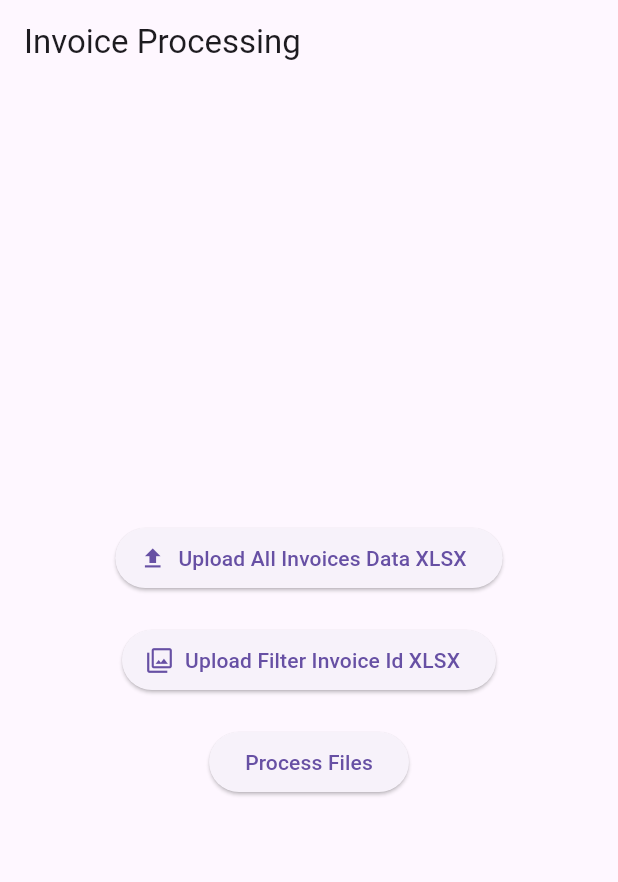
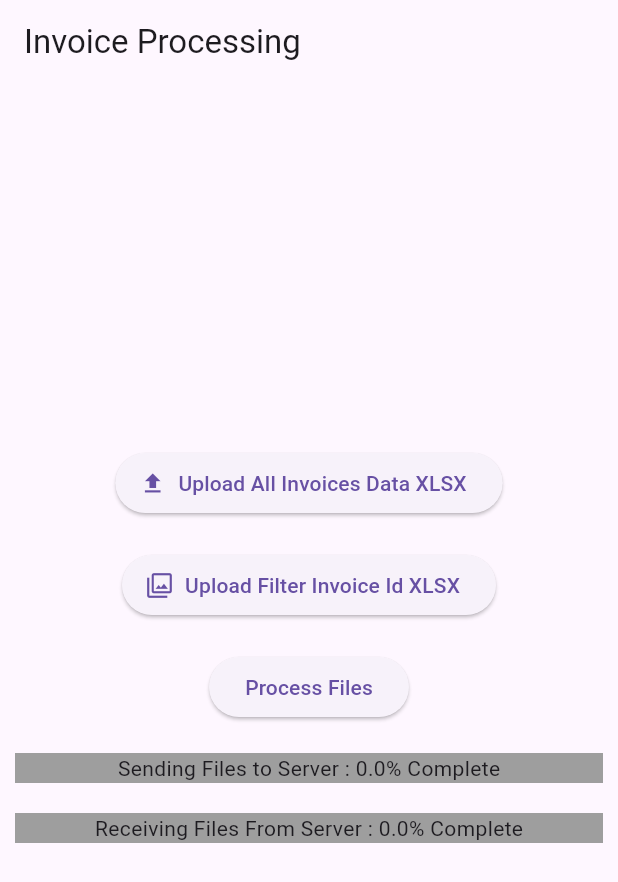
Before and after one commit to globistaan/globistaan.github.io, a Flutter app: the screen it shows after launch, after a tap on "Process Files", on a phone screen of 412 x 824 dp. Shown: the top 882 px of the screen. Run offline on Flutter 3.47's test engine with Material 3 defaults, Android fonts, the phone set to English and light mode, and no system bars; drawn by our look-alikes of percent_indicator; our stand-ins replace dio, file_picker; missing offline and left inert: dart:html; network calls fail.

Commit message:
Project Commit

```diff
--- a/lib/widgets/file_upload_txt_button.dart
+++ b/lib/widgets/file_upload_txt_button.dart
@@ -6,12 +6,15 @@ class FileUploadWidget extends StatefulWidget {
   final String buttonText;
   final IconData icon;
   final FileUploadService fileUploadService;
+  final btnIndex;
 
   const FileUploadWidget({
     Key? key,
     required this.buttonText,
     required this.icon,
     required this.fileUploadService,
+    required this.btnIndex
+
   }) : super(key: key);
 
   @override
@@ -31,14 +34,18 @@ class _FileUploadWidgetState extends State<FileUploadWidget> {
         fileName = file.name;
         fileBytes = file.bytes;
       });
-      widget.fileUploadService.addFileData(FileData(fileName: fileName!, bytes: fileBytes!));
+      widget.fileUploadService.updateFileData(FileData(fileName: fileName!, bytes: fileBytes!), widget.btnIndex);
     }
   }
 
 
   @override
   Widget build(BuildContext context) {
-    return Column(
+    return Row(
+
+      mainAxisAlignment: MainAxisAlignment.center,
+      children: [
+        Column(
           children: [
             ElevatedButton.icon(
               onPressed: _selectFile,
@@ -46,7 +53,12 @@ class _FileUploadWidgetState extends State<FileUploadWidget> {
               label: Text(widget.buttonText),
             ),
             if (fileName != null) Text('Uploaded file: $fileName'),
+
+          ],
+        )
+
       ],
     );
+
   }
 }
--- a/lib/widgets/process_data_button.dart
+++ b/lib/widgets/process_data_button.dart
@@ -1,12 +1,20 @@
+import 'dart:async';
+
+import 'package:dio/dio.dart';
+import 'package:excelmap/fileupload_service.dart';
 import 'package:flutter/material.dart';
-import 'package:file_picker/file_picker.dart';
+import 'package:http_parser/http_parser.dart';
+import 'package:percent_indicator/percent_indicator.dart';
 import 'package:excelmap/fileupload_service.dart';
+
 class ProcessXlsxDataButton extends StatefulWidget {
   final FileUploadService fileUploadService;
+
 
   const ProcessXlsxDataButton({
     Key? key,
     required this.fileUploadService,
+
   }) : super(key: key);
 
   @override
@@ -15,35 +23,196 @@ class ProcessXlsxDataButton extends StatefulWidget {
 
 class _ProcessXlsxDataButtonState extends State<ProcessXlsxDataButton> {
   List<List<int>>? fileBytesList;
+  double uploadProgress = 0;
+  double downloadProgress = 0;
+  bool _isVisible = false;
+  Map<String, dynamic> data = {};
+  Map<String, String> readable_col_map = {
+    "request_id":"Request Id",
+    "input_data_file_name":"Data File Name",
+    "input_data_file_rows":"Row Count",
+    "input_data_file_columns":"Column Count",
+    "input_data_file_size":"File Size (kb)",
+    "input_filter_file_name":"Filter File Name",
+    "input_filter_file_rows":"Row Count",
+    "input_filter_file_columns":"Column Count",
+    "input_filter_file_size":"File Size (kb)",
+    "output_file_name":"Output File Name",
+    "output_file_rows":"Row Count",
+    "output_file_columns":"Column Count",
+    "output_file_size":"File Size (kb)",
+    "processing_time":"Processing Time (seconds)",
+    "status":"Status"
+  };
 
-  void _selectFiles() async {
-    FilePickerResult? result = await FilePicker.platform.pickFiles();
-
-    if (result != null && result.files.isNotEmpty) {
-      List<List<int>> tempFileBytesList = [];
-      for (PlatformFile file in result.files) {
-        tempFileBytesList.add(file.bytes!);
-      }
+  void _hideProgress() {
     setState(() {
-        fileBytesList = tempFileBytesList;
+      _isVisible = false;
     });
   }
+
+  void _showProgress() {
+    setState(() {
+      _isVisible = true;
+    });
   }
 
-  void _processData() async {
-    widget.fileUploadService.processFiles();
+  void _updateProgressUpload(double newProgress) {
+    setState(() {
+      uploadProgress = newProgress;
+    });
+  }
+
+  void _updateProgressDownload(double newProgress) {
+    setState(() {
+      downloadProgress = newProgress;
+    });
+  }
+
+  void _clearData() {
+
+    widget.fileUploadService.clearFileDataAll();
+  }
+  Future<void> _processData() async {
+    _showProgress();
+    setState(() {
+      uploadProgress = 0;
+    });
+    setState(() {
+      downloadProgress = 0;
+    });
+    Dio _dio = Dio();
+    FormData formData = FormData.fromMap(
+        widget.fileUploadService.fileDataList.asMap().map((index, fileData) {
+          return MapEntry(
+            'file${index + 1}',
+            MultipartFile.fromBytes(fileData.bytes,
+                filename: fileData.fileName,
+                contentType: MediaType('application',
+                    'vnd.openxmlformats-officedocument.spreadsheetml.sheet')),
+          );
+        }));
+
+    try {
+      _dio.options.headers['Accept'] = '*/*';
+      print(_dio.options.toString());
+      Response response = await _dio.post(
+        'https://d1qhawz9t6.execute-api.ap-south-1.amazonaws.com/dev/process-excel',
+        data: formData,
+        onSendProgress: (sent, total) {
+          if (total != -1) {
+            _updateProgressUpload((sent / total));
+          }
+        },
+        onReceiveProgress: (received, total) {
+          if (total != -1) {
+            _updateProgressDownload((received / total));
+          }
+        },
+      );
+       data = response.data['message'] as Map<String, dynamic>;
+
+
+      if (response.statusCode == 200) {
+        // Handle successful upload
+        print('Files uploaded successfully');
+        await widget.fileUploadService.saveAttachment(response);
+       // await Future.delayed(Duration(seconds: 2));
+      //  _hideProgress();
+      } else {
+        // Handle error
+        print('Files upload failed');
+      }
+    } catch (error) {
+      // Handle DioError here
+      if (error is DioError) {
+        final dioError = error as DioError;
+        if (dioError.type == DioErrorType.response) {
+          // Check for 502 status code
+          data = dioError.response?.data['message'] as Map<String, dynamic>;
+          if (dioError.response?.statusCode == 502) {
+            // Handle 502 Bad Gateway error gracefully
+            print(
+                'Error: Server received an invalid response from an upstream server.');
+            // Implement retry logic or show an error message to the user
+            return null; // Or handle the error differently based on your app's needs
+          }
+        }
+        // Handle other DioError types if needed
+      }
+    } finally {
+
+    }
   }
 
   @override
   Widget build(BuildContext context) {
     return Column(
       children: [
-
+        Row(
+          mainAxisAlignment: MainAxisAlignment.center,
+          children: [
             ElevatedButton(
               onPressed: _processData,
               child: Text('Process Files'),
+            )
+          ],
+        )
+      ,
+    if (_isVisible) SizedBox(height: 20),
+    if (_isVisible)
+    LinearPercentIndicator(
+    lineHeight: 20.0,
+    percent: uploadProgress,
+    center: Text(
+    "Sending Files to Server : ${(uploadProgress * 100).toString()}% Complete"),
+    backgroundColor: Colors.grey,
+    progressColor: Colors.blue,
     ),
+    if (_isVisible) SizedBox(height: 20),
+    if (_isVisible)
+    LinearPercentIndicator(
+    lineHeight: 20.0,
+    percent: downloadProgress,
+    center: Text(
+    "Receiving Files From Server : ${(downloadProgress * 100).toString()}% Complete"),
+    backgroundColor: Colors.grey,
+    progressColor: Colors.blue,
+    ),
+    SizedBox(height: 20),
+        data.isEmpty
+            ? Container()
+            : Table(
+          border: TableBorder.all(),
+          children: [
+            TableRow(
+              children: data.keys.map((key) => TableCell(
+                verticalAlignment: TableCellVerticalAlignment.middle,
+                child: SelectableText(readable_col_map.containsKey(key) ? readable_col_map[key] ?? "" : "", textAlign: TextAlign.center),
+              )).toList(),
+            ),
+            ...generateTableRows(),
           ],
+        ),
+    ]
     );
   }
+
+  List<TableRow> generateTableRows() {
+    final List<TableRow> rows = [];
+   // final List<String> keys = data.keys.toList();
+    final List<dynamic> values = data.values.toList();
+    final List<TableCell> cells = [];
+    for (int i = 0; i < values.length; i++) {
+
+      cells.add(TableCell(
+        verticalAlignment: TableCellVerticalAlignment.middle,
+        child: SelectableText(values[i].toString(), textAlign: TextAlign.center),
+      ));
     }
+    rows.add(TableRow(children: cells));
+
+
+    return rows;
+  }
+}
--- a/lib/widgets/upload_screen.dart
+++ b/lib/widgets/upload_screen.dart
@@ -21,12 +21,14 @@ class UploadScreen extends StatelessWidget {
               buttonText: 'Upload All Invoices Data XLSX',
               icon: Icons.file_upload,
               fileUploadService: fileUploadService,
+              btnIndex: 0
             ),
             SizedBox(height: 20),
             FileUploadWidget(
               buttonText: 'Upload Filter Invoice Id XLSX',
               icon: Icons.filter,
               fileUploadService: fileUploadService,
+                btnIndex: 1
             ),
             SizedBox(height: 20),
             ProcessXlsxDataButton(fileUploadService: fileUploadService)
--- a/pubspec.yaml
+++ b/pubspec.yaml
@@ -38,6 +38,8 @@ dependencies:
   file_picker: ^4.6.1
   dio: ^4.0.6
   http_parser: ^4.0.2
+  percent_indicator: ^4.2.3
+
 dev_dependencies:
   flutter_test:
     sdk: flutter
```
Also changed, not shown: lib/fileupload_service.dart (+24 -80 lines). Lines whose indentation alone changed are shown as unchanged.
